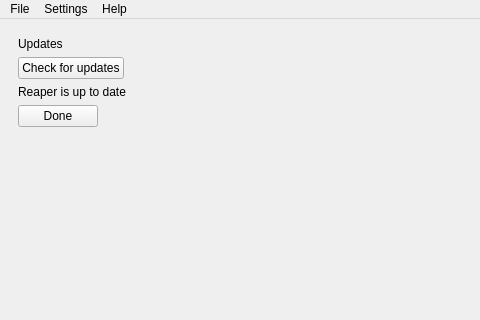
The window that ui/mainwindow.ui (ScriptSmith/reaper) describes before a commit, drawn with Qt 5; both pictures show x 0 to 480 and y 0 to 320 of the 1333 by 807 pixel window.
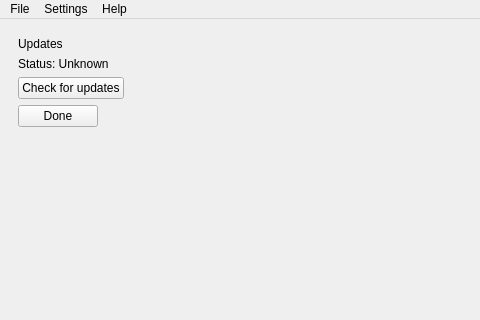
The same window after the commit. The open tabs and pages were chosen to show the change.

Commit message: more clear update status

Diff of the .ui file:
```diff
--- a/ui/mainwindow.ui
+++ b/ui/mainwindow.ui
@@ -4108,24 +4108,14 @@
         </sizepolicy>
        </property>
        <layout class="QFormLayout" name="formLayout_34">
-        <item row="1" column="0">
+        <item row="2" column="0">
          <widget class="QPushButton" name="checkUpdatesButton">
           <property name="text">
            <string>Check for updates</string>
           </property>
          </widget>
         </item>
-        <item row="2" column="0">
-         <widget class="QLabel" name="updateStatusLabel">
-          <property name="text">
-           <string>Reaper is up to date</string>
-          </property>
-          <property name="openExternalLinks">
-           <bool>true</bool>
-          </property>
-         </widget>
-        </item>
-        <item row="3" column="0">
+        <item row="4" column="0">
          <widget class="QPushButton" name="updatesDone">
           <property name="text">
            <string>Done</string>
@@ -4139,6 +4129,16 @@
           </property>
          </widget>
         </item>
+        <item row="1" column="0">
+         <widget class="QLabel" name="updateStatusLabel">
+          <property name="text">
+           <string>Status: Unknown</string>
+          </property>
+          <property name="openExternalLinks">
+           <bool>true</bool>
+          </property>
+         </widget>
+        </item>
        </layout>
       </widget>
       <widget class="QWidget" name="licenses">
```
The commit also changes 1 other file.
